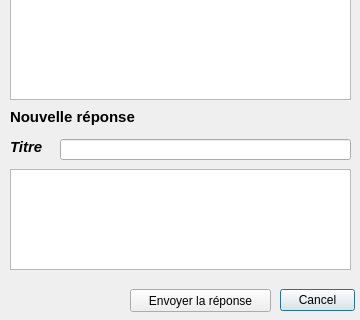
Above: FormRepondre_base.ui from IGNF/espace-collaboratif-qgis-plugin before the change; both pictures show x 0 to 360 and y 201 to 521 of the 360 by 521 pixel window. Below: the same form after it.
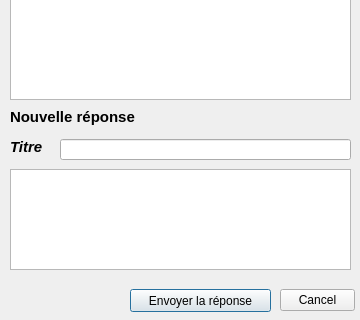
That is the form after the change. Icons and pictures are not drawn.

What changed in the file:
```diff
--- a/FormRepondre_base.ui
+++ b/FormRepondre_base.ui
@@ -48,6 +48,9 @@
    <property name="text">
     <string>Envoyer la réponse</string>
    </property>
+   <property name="default">
+    <bool>true</bool>
+   </property>
   </widget>
   <widget class="QLabel" name="lblStatut">
    <property name="geometry">
```
Left out of the diff: 4 changed lines with no effect on the pictures.
